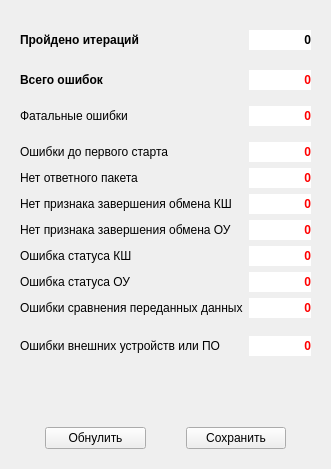
Old version of the form default/stats_alien_test.ui in the repository Veala/host_tgca-for-t_hsc.
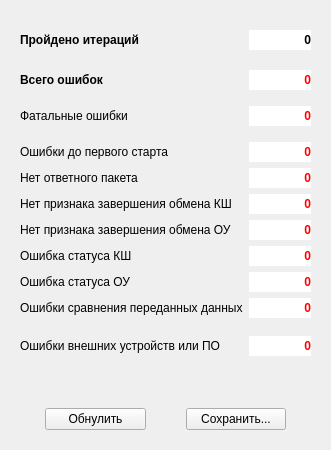
New version of the form. Icons and pictures are not drawn.

The edit to the form file:
```diff
--- a/default/stats_alien_test.ui
+++ b/default/stats_alien_test.ui
@@ -7,7 +7,7 @@
     <x>0</x>
     <y>0</y>
     <width>331</width>
-    <height>469</height>
+    <height>450</height>
    </rect>
   </property>
   <property name="windowTitle">
@@ -430,7 +430,7 @@
      <item>
       <widget class="QPushButton" name="save">
        <property name="text">
-        <string>Сохранить</string>
+        <string>Сохранить...</string>
        </property>
       </widget>
      </item>
```
Left out of the diff: 4 changed lines with no effect on the pictures.
